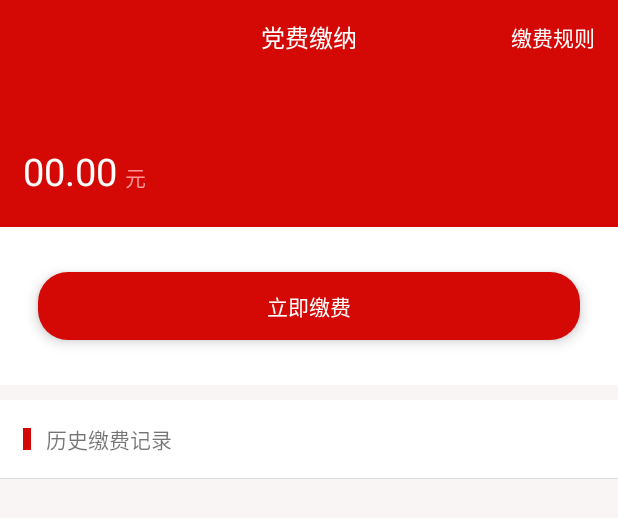
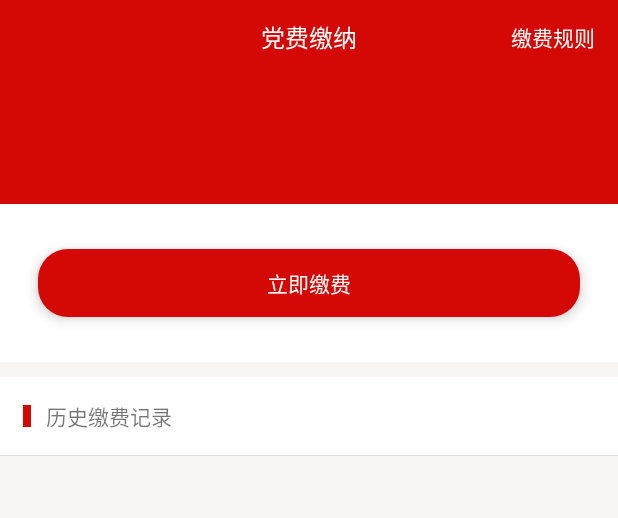
Before and after one commit to tomasyun/PartyBuild, an Android app: the layout fragment_paydues.xml on its own in the app's theme, with its tools: preview values and no code run, on a phone screen of 412 x 824 dp. Shown: the top 518 px of the screen. Run offline under Robolectric (Android 15) with nearby library versions, the phone set to English and light mode, and no system bars; Roboto replaces fonts that are not available here.

Commit message:
###新增ui界面/优化代码###

```diff
--- a/app/src/main/res/layout/fragment_paydues.xml
+++ b/app/src/main/res/layout/fragment_paydues.xml
@@ -63,19 +63,11 @@
                     android:orientation="horizontal">
 
                     <TextView
+                        android:id="@+id/tv_amount_pay_dues"
                         android:layout_width="wrap_content"
                         android:layout_height="wrap_content"
-                        android:text="00.00"
-                        android:textColor="@color/white"
-                        android:textSize="25sp" />
-
-                    <TextView
-                        android:layout_width="wrap_content"
-                        android:layout_height="wrap_content"
-                        android:layout_marginLeft="5dp"
-                        android:text="元"
-                        android:textColor="#fd9494"
-                        android:textSize="14sp" />
+                        android:text=""
+                        android:textColor="@color/white" />
                 </LinearLayout>
             </LinearLayout>
 
```
Also changed, not shown: app/src/main/java/www/dico/cn/partybuild/fragment/PayDuesFragment.java (+18 -2 lines).
